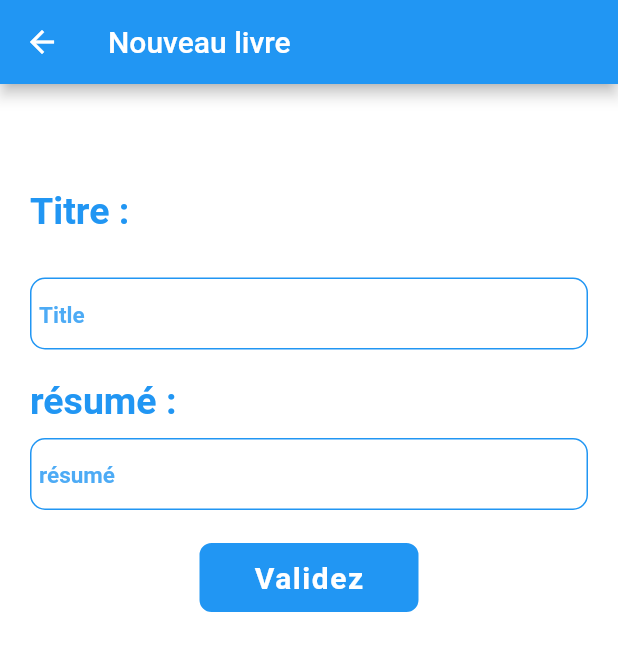
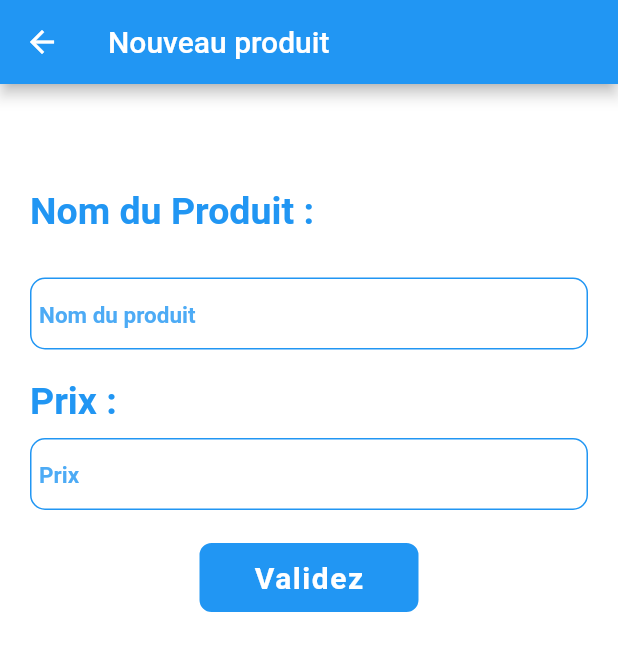
Before and after one commit to Anas7823/M2L-Mobile, a Flutter app: the Ajout screen opened by its route, on a phone screen of 412 x 824 dp. Shown: the top 651 px of the screen. Run offline on Flutter 3.47's test engine with Material 2 defaults, Android fonts, the phone set to English and light mode, and no system bars; drawn by our look-alikes of snippet_coder_utils; network calls fail.

Commit message:
Premier vrai commit

```diff
--- a/lib/livre.dart
+++ b/lib/livre.dart
@@ -2,11 +2,14 @@ import 'dart:convert';
 import 'package:flutter/material.dart';
 import 'package:http/http.dart' as http;
 
-class Livre{
-  static String baseUrl = "https://jsonplaceholder.typicode.com";
-  static Future<List> getAllLivre() async{
-    try{
-      var res = await http.get(Uri.parse(baseUrl+'/posts'));
+class Produits{
+  static String baseUrl = "http://192.168.143.195:8000/";
+  static Future<List> getAllProduits() async{
+    print("test");
+      var res = await http.get(Uri.parse( baseUrl+"sports"));
+      print("res.statusCode");
+          try{
+
       if(res.statusCode == 200){
         return jsonDecode(res.body);
       }
@@ -15,6 +18,7 @@ class Livre{
       }
     }
     catch(err){
+
       return Future.error(err);
     }
   }
--- a/lib/main.dart
+++ b/lib/main.dart
@@ -19,8 +19,8 @@ class MyApp extends StatelessWidget {
         primarySwatch: Colors.blue,
       ),
       routes: {
-        '/' : (context) => LoginPage(),
-        '/liste': (context) => Affichage(),
+        '/connect' : (context) => LoginPage(),
+        '/': (context) => Affichage(),
         '/ajout': (context) => Ajout()
       },
     );
--- a/lib/pages/Ajout.dart
+++ b/lib/pages/Ajout.dart
@@ -20,7 +20,7 @@ class _AjoutState extends State<Ajout> {
     return SafeArea(
       child: Scaffold(
         appBar: AppBar(
-        title: const Text("Nouveau livre"),
+        title: const Text("Nouveau produit"),
         ),
         backgroundColor : Colors.white,
         body: ProgressHUD(
@@ -47,7 +47,7 @@ class _AjoutState extends State<Ajout> {
               top: 70,
               bottom: 30
             ),
-            child: Text("Titre :", style: TextStyle(
+            child: Text("Nom du Produit :", style: TextStyle(
               fontWeight: FontWeight.bold,
               fontSize: 25,
               color: Colors.blue
@@ -57,7 +57,7 @@ class _AjoutState extends State<Ajout> {
           FormHelper.inputFieldWidget(
             context,
             "Title",
-            "Title",
+            "Nom du produit",
             (onValidateVal){
               if(onValidateVal.isEmpty){
                 return "Le titre ne peut être vide";
@@ -75,7 +75,7 @@ class _AjoutState extends State<Ajout> {
             ),
             const Padding(
               padding:  EdgeInsets.only(top:20,left: 20,),
-              child:  Text("résumé :", style: TextStyle(
+              child:  Text("Prix :", style: TextStyle(
               fontWeight: FontWeight.bold,
               fontSize: 25,
               color: Colors.blue
@@ -87,7 +87,7 @@ class _AjoutState extends State<Ajout> {
               child:  FormHelper.inputFieldWidget(
                 context,
                 "body",
-                "résumé",
+                "Prix",
                 (onValidateVal){
                   if(onValidateVal.isEmpty){
                     return "Le résumé ne peut être vide";
@@ -116,7 +116,7 @@ class _AjoutState extends State<Ajout> {
                   dynamic validate = globalFormKey.currentState?.validate();
                   if(validate != null && validate){
                     globalFormKey.currentState?.save();
-                    Livre.ajout(context, title, body);
+                    Produits.ajout(context, title, body);
                   }
                 },
                 btnColor: Colors.blue,
--- a/lib/pages/LoginPage.dart
+++ b/lib/pages/LoginPage.dart
@@ -105,7 +105,7 @@ class _LoginPageState extends State<LoginPage> {
                   dynamic validate = globalFormKey.currentState?.validate();
                   if(validate != null && validate){
                     globalFormKey.currentState?.save();
-                    Livre.Login(context, email, password);
+                    Produits.Login(context, email, password);
                   }
                 },
                 btnColor: Colors.blue,
```
Also changed, not shown: lib/pages/Affichage.dart (+7 -7 lines).
